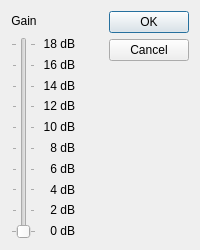
Old version of the form src/qt/qt_soundgain.ui in the repository 86Box/86Box.
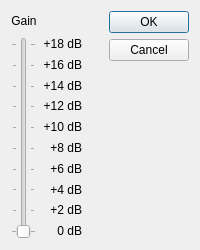
New version of the form.

Commit message: Added + signs to positive dB values.

The edit to the form file:
```diff
--- a/src/qt/qt_soundgain.ui
+++ b/src/qt/qt_soundgain.ui
@@ -64,7 +64,7 @@
    <item row="1" column="1">
     <widget class="QLabel" name="label_11">
      <property name="text">
-      <string>18 dB</string>
+      <string>+18 dB</string>
      </property>
      <property name="alignment">
       <set>Qt::AlignRight</set>
@@ -74,7 +74,7 @@
    <item row="2" column="1">
     <widget class="QLabel" name="label_10">
      <property name="text">
-      <string>16 dB</string>
+      <string>+16 dB</string>
      </property>
      <property name="alignment">
       <set>Qt::AlignRight</set>
@@ -84,7 +84,7 @@
    <item row="3" column="1">
     <widget class="QLabel" name="label_9">
      <property name="text">
-      <string>14 dB</string>
+      <string>+14 dB</string>
      </property>
      <property name="alignment">
       <set>Qt::AlignRight</set>
@@ -94,7 +94,7 @@
    <item row="4" column="1">
     <widget class="QLabel" name="label_8">
      <property name="text">
-      <string>12 dB</string>
+      <string>+12 dB</string>
      </property>
      <property name="alignment">
       <set>Qt::AlignRight</set>
@@ -104,7 +104,7 @@
    <item row="5" column="1">
     <widget class="QLabel" name="label_3">
      <property name="text">
-      <string>10 dB</string>
+      <string>+10 dB</string>
      </property>
      <property name="alignment">
       <set>Qt::AlignRight</set>
@@ -114,7 +114,7 @@
    <item row="6" column="1">
     <widget class="QLabel" name="label_2">
      <property name="text">
-      <string>8 dB</string>
+      <string>+8 dB</string>
      </property>
      <property name="alignment">
       <set>Qt::AlignRight</set>
@@ -124,7 +124,7 @@
    <item row="7" column="1">
     <widget class="QLabel" name="label_4">
      <property name="text">
-      <string>6 dB</string>
+      <string>+6 dB</string>
      </property>
      <property name="alignment">
       <set>Qt::AlignRight</set>
@@ -134,7 +134,7 @@
    <item row="8" column="1">
     <widget class="QLabel" name="label_5">
      <property name="text">
-      <string>4 dB</string>
+      <string>+4 dB</string>
      </property>
      <property name="alignment">
       <set>Qt::AlignRight</set>
@@ -144,7 +144,7 @@
    <item row="9" column="1">
     <widget class="QLabel" name="label_6">
      <property name="text">
-      <string>2 dB</string>
+      <string>+2 dB</string>
      </property>
      <property name="alignment">
       <set>Qt::AlignRight</set>
```
